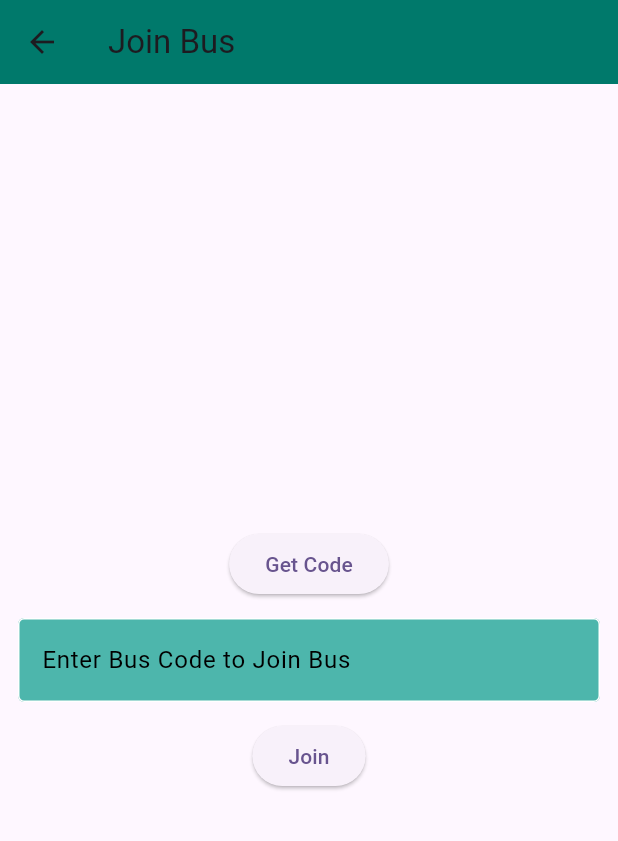
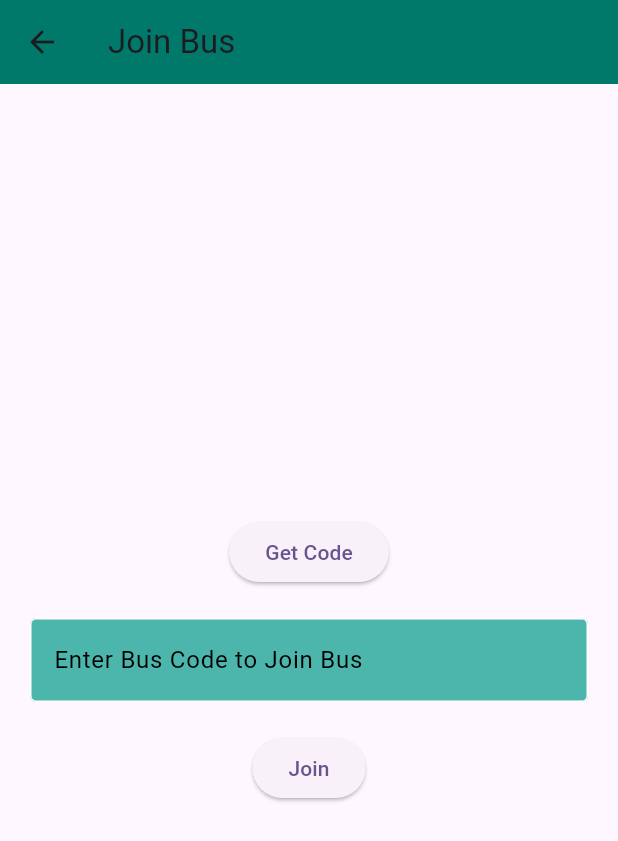
Before and after one commit to XpertBotTeam/XpertTransitMobile, a Flutter app: the StudentHome screen opened by its route, after a tap on "Join Bus", on a phone screen of 412 x 824 dp. Shown: the top 841 px of the screen. Run offline on Flutter 3.47's test engine with Material 3 defaults, Android fonts, the phone set to English and light mode, and no system bars; our stand-ins replace dio, geolocator, get, shared_preferences; accounts and stored records are empty; network calls fail.

Commit message:
updated getCode

```diff
--- a/project/lib/Controllers/AddPickUpController.dart
+++ b/project/lib/Controllers/AddPickUpController.dart
@@ -16,7 +16,7 @@ class AddPickUpController extends GetxController {
   var lat = ''.obs;
   var long = ''.obs;
 
-  String userId = "default_user"; // Change this to dynamically get the current user ID
+  String userId = "default_user";
 
   @override
   void onInit() {
--- a/project/lib/Controllers/AddScheduleController.dart
+++ b/project/lib/Controllers/AddScheduleController.dart
@@ -3,7 +3,7 @@ import 'package:get/get.dart';
 import 'package:shared_preferences/shared_preferences.dart';
 import 'package:xpertransitmobile_application/Core/Network/DioClient.dart';
 import 'package:xpertransitmobile_application/Models/schedule.dart';
-import 'package:xpertransitmobile_application/Routes/AppRoute.dart';
+
 
 import '../Core/showSuccessDialog.dart';
 import '../Models/User.dart';
--- a/project/lib/Controllers/ShowScheduleController.dart
+++ b/project/lib/Controllers/ShowScheduleController.dart
@@ -2,8 +2,6 @@ import 'dart:convert';
 import 'package:get/get.dart';
 import 'package:shared_preferences/shared_preferences.dart';
 import 'package:http/http.dart' as http;
-import 'package:xpertransitmobile_application/Models/bus.dart';
-
 import '../Models/schedule.dart';
 
 class ShowScheduleController extends GetxController {
--- a/project/lib/Views/JoinBus.dart
+++ b/project/lib/Views/JoinBus.dart
@@ -10,24 +10,27 @@ class JoinBus extends GetView<JoinBusController> {
         title: Text("Join Bus"),
         backgroundColor: Colors.teal[700],
       ),
-      body: Column(
+      body: Padding(
+        padding: const EdgeInsets.all(20.0),
+        child: Column(
           mainAxisAlignment: MainAxisAlignment.center,
           children: [
             ElevatedButton(
               onPressed: () {
-              controller.getCode();
+
+                String busId = '11';
+                controller.getCode(busId);
               },
               child: Text('Get Code'),
             ),
-          Padding(
-            padding: const EdgeInsets.all(12.0),
-            child: TextField(
+            SizedBox(height: 20),
+            TextField(
               decoration: InputDecoration(
                 enabledBorder: OutlineInputBorder(
-                    borderSide: BorderSide(color: Colors.white)
+                  borderSide: BorderSide(color: Colors.white),
                 ),
                 focusedBorder: OutlineInputBorder(
-                    borderSide: BorderSide(color: Colors.grey.shade500)
+                  borderSide: BorderSide(color: Colors.grey.shade500),
                 ),
                 hintText: "Enter Bus Code to Join Bus",
                 hintStyle: TextStyle(color: Colors.black),
@@ -36,7 +39,7 @@ class JoinBus extends GetView<JoinBusController> {
               ),
               controller: controller.code,
             ),
-          ),
+            SizedBox(height: 20),
             ElevatedButton(
               onPressed: () {
                 controller.joinBus();
@@ -45,6 +48,7 @@ class JoinBus extends GetView<JoinBusController> {
             ),
           ],
         ),
+      ),
     );
   }
 }
--- a/project/lib/Views/StudentHome.dart
+++ b/project/lib/Views/StudentHome.dart
@@ -27,23 +27,7 @@ class StudentHome extends GetView<StudentHomeController>
               children: [
 
 
-                ElevatedButton(
-                    onPressed:(){
-                      Get.toNamed(AppRoute.addpickup);
-                    },
-                    child: Padding(
-                      padding: const EdgeInsets.all(8.0),
 
-                      child: Text("Pick-up Location",
-
-                        style: TextStyle(
-                            color: Colors.black,
-                            fontWeight: FontWeight.bold,
-                            fontSize: 16,
-                        ),
-                      ),
-                    ),
-                ),
 
                 ElevatedButton(
                     onPressed: (){
@@ -63,7 +47,25 @@ class StudentHome extends GetView<StudentHomeController>
                     ),
 
 
-                )
+                ),
+
+                ElevatedButton(
+                  onPressed:(){
+                    Get.toNamed(AppRoute.addpickup);
+                  },
+                  child: Padding(
+                    padding: const EdgeInsets.all(8.0),
+
+                    child: Text("Pick-up Location",
+
+                      style: TextStyle(
+                        color: Colors.black,
+                        fontWeight: FontWeight.bold,
+                        fontSize: 16,
+                      ),
+                    ),
+                  ),
+                ),
 
               ],
             ),
```
Also changed, not shown: project/lib/Controllers/JoinBusController.dart (+101 -4 lines). Lines whose indentation alone changed are shown as unchanged.
